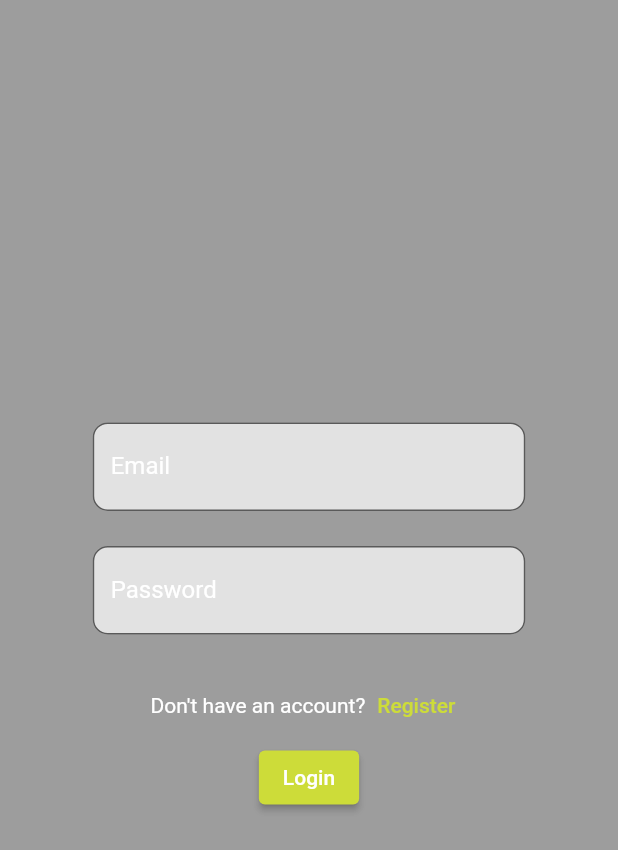
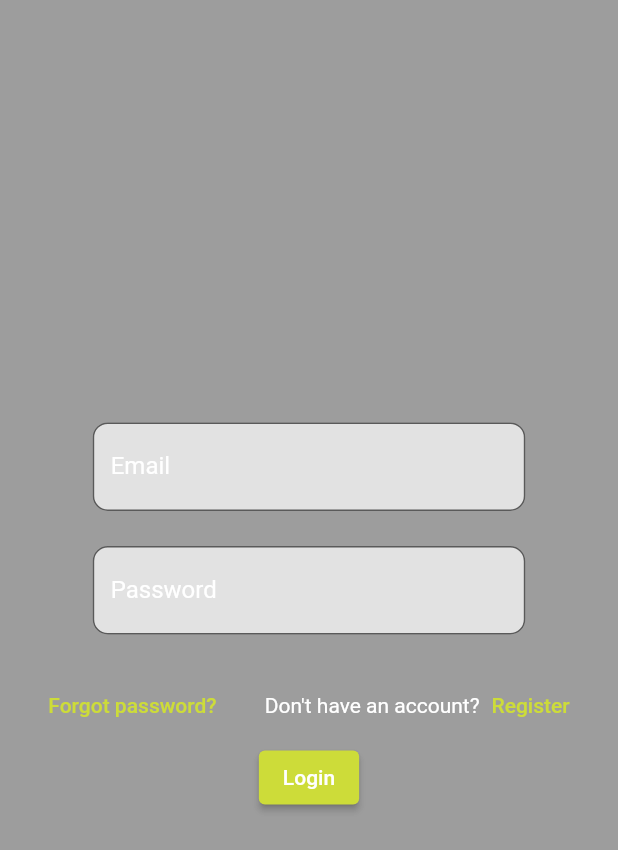
Before and after one commit to Badhon100/team_saving, a Flutter app: the screen it shows after launch, on a phone screen of 412 x 824 dp. Shown: the top 850 px of the screen. Run offline on Flutter 3.47's test engine with Material 2 defaults, Android fonts, the phone set to English and light mode, and no system bars; our stand-ins replace firebase_auth, firebase_core, fluttertoast, get; accounts and stored records are empty.

Commit message:
forgot password and email verify done

```diff
--- a/lib/main.dart
+++ b/lib/main.dart
@@ -1,6 +1,7 @@
 
 import 'package:firebase_auth/firebase_auth.dart';
 import 'package:firebase_core/firebase_core.dart';
+import 'package:firebase_project/screens/authentication/verify_email_page.dart';
 import 'package:flutter/material.dart';
 import 'package:get/get.dart';
 import 'screens/screens.dart';
@@ -35,7 +36,7 @@ class MyApp extends StatelessWidget {
               child: Text("something went wrong"),
             );
           }else if(snapshot.hasData){
-            return const HomePage();
+            return  VerifyEmailPage();
           }else{
             return Login();
           }
--- a/lib/screens/authentication/login.dart
+++ b/lib/screens/authentication/login.dart
@@ -1,6 +1,7 @@
 import 'package:firebase_auth/firebase_auth.dart';
-import 'package:firebase_project/screens/authentication/register.dart';
+import 'package:firebase_project/screens/screens.dart';
 import 'package:flutter/material.dart';
+import 'package:fluttertoast/fluttertoast.dart';
 import 'package:get/get.dart';
 import '../../widgets/widgets.dart';
 
@@ -25,17 +26,25 @@ class Login extends StatelessWidget {
               height: height*0.1,
               width: width*0.7,
               labelText: "Email",
-              emailController: emailController
+              controller: emailController
               ),
               CustomTextField(
               height: height*0.1,
               width: width*0.7,
               labelText: "Password",
               obscureText: true,
-              emailController: passwordController
+              controller: passwordController
               ),
             Row(
-              mainAxisAlignment: MainAxisAlignment.center,
+              mainAxisAlignment: MainAxisAlignment.spaceEvenly,
+              children: [
+                TextButton(
+                      onPressed: (){
+                        Get.to(()=> ForgotPassword());
+                      },
+                      child: const Text("Forgot password?")),
+                Row(
+
                   children: [
                     const Text(
                       "Don't have an account?",
@@ -50,10 +59,16 @@ class Login extends StatelessWidget {
                       child: const Text("Register"))
                   ],
                 ),
+              ],
+            ),
             ElevatedButton(
               onPressed: ()async{
+                try{
                   await FirebaseAuth.instance.
                 signInWithEmailAndPassword(email: emailController.text.trim(), password: passwordController.text.trim());
+                }on FirebaseAuthException catch(e){
+                  Fluttertoast.showToast(msg: e.message.toString());
+                }
               },
               child: const Text("Login", style: TextStyle(color: Colors.white),),
             ),
--- a/lib/screens/screens.dart
+++ b/lib/screens/screens.dart
@@ -1,3 +1,4 @@
 export 'authentication/login.dart';
 export 'authentication/register.dart';
 export 'tab_bar_view/homepage.dart';
+export 'authentication/forgot_password.dart';
--- a/lib/widgets/custom_text_field.dart
+++ b/lib/widgets/custom_text_field.dart
@@ -3,14 +3,14 @@ import 'package:flutter/material.dart';
 class CustomTextField extends StatelessWidget {
   const CustomTextField({
     Key? key,
-    required this.emailController,
+    required this.controller,
     required this.labelText,
     required this.height,
     required this.width,
     this.obscureText = false,
   }) : super(key: key);
 
-  final TextEditingController emailController;
+  final TextEditingController controller;
   final String labelText;
   final double height;
   final double width;
@@ -22,7 +22,7 @@ class CustomTextField extends StatelessWidget {
       height: height,
       width: width,
       child: TextField(
-        controller: emailController,
+        controller: controller,
         decoration: InputDecoration(
         border: OutlineInputBorder(
         borderRadius: BorderRadius.circular(10.0),
```
Also changed, not shown: lib/screens/authentication/forgot_password.dart (added, +59 -0 lines), lib/screens/authentication/register.dart (+10 -5 lines), lib/screens/authentication/verify_email_page.dart (added, +88 -0 lines), lib/screens/tab_bar_view/homepage.dart (+6 -1 lines), pubspec.lock. Lines whose indentation alone changed are shown as unchanged.
